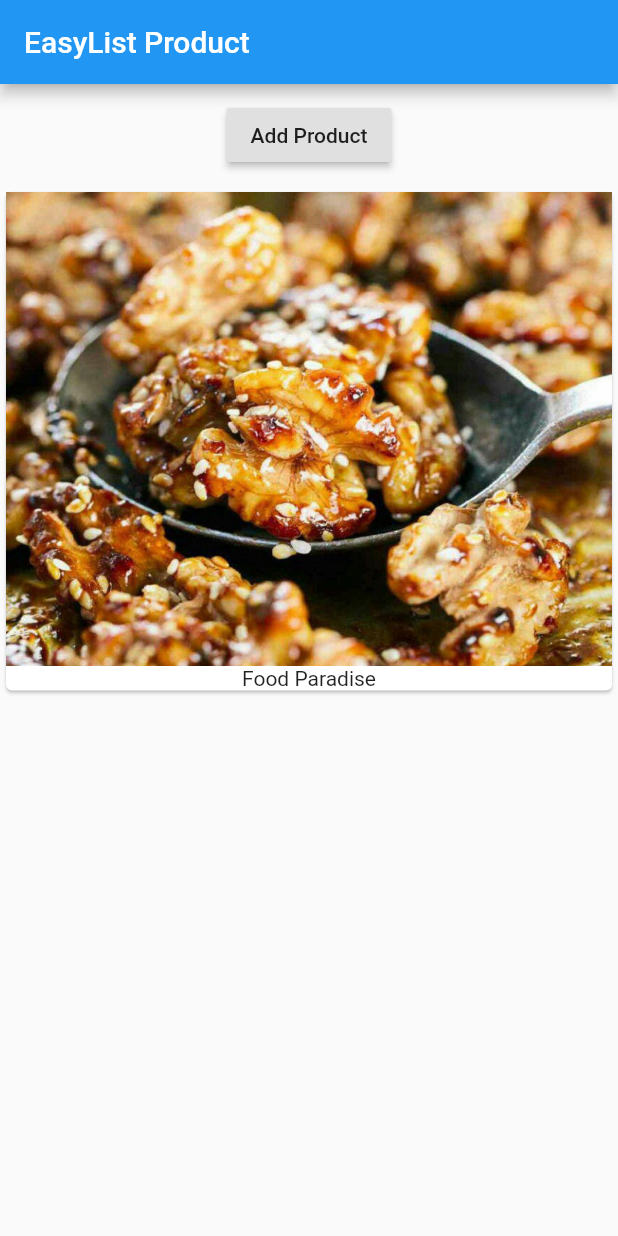
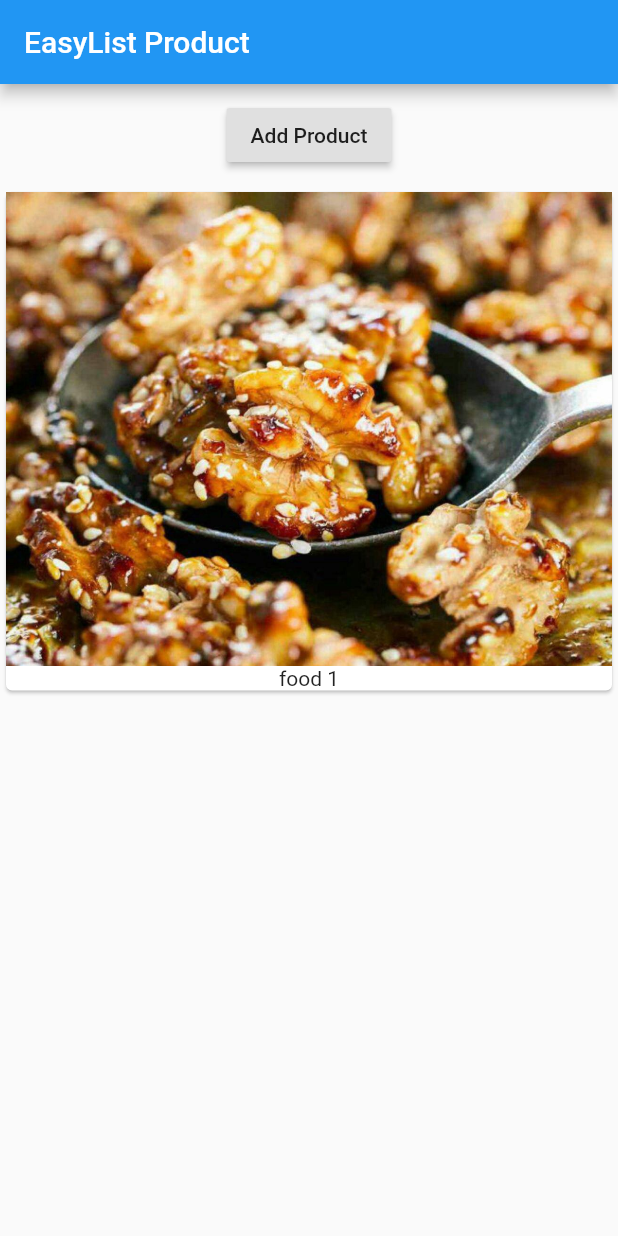
Before and after one commit to Dawlatzai/flutter, a Flutter app: the screen it shows after launch, on a phone screen of 412 x 824 dp. Run offline on Flutter 3.47's test engine with Material 2 defaults, Android fonts, the phone set to English and light mode, and no system bars.

Commit message:
Add product list arrasy in  loop through card

```diff
--- a/lib/main.dart
+++ b/lib/main.dart
@@ -11,6 +11,7 @@ class MyApp extends StatefulWidget {
 }
 
 class _MyAppState extends State<MyApp> {
+  List<String> _products = ['food 1'];
   @override
   Widget build(BuildContext context) {
     return MaterialApp(
@@ -27,14 +28,17 @@ class _MyAppState extends State<MyApp> {
                     child: Text('Add Product'),
                   ),
                 ),
-                Card(
+                Column(
+                    children: _products.map(
+                  (element) => Card(
                         child: Column(
                           children: <Widget>[
                             Image.asset('assets/food.jpg'),
-                      Text('Food Paradise')
+                            Text(element)
                           ],
                         ),
                       ),
+                ).toList())
               ],
             )));
   }
```
Lines whose indentation alone changed are shown as unchanged.
